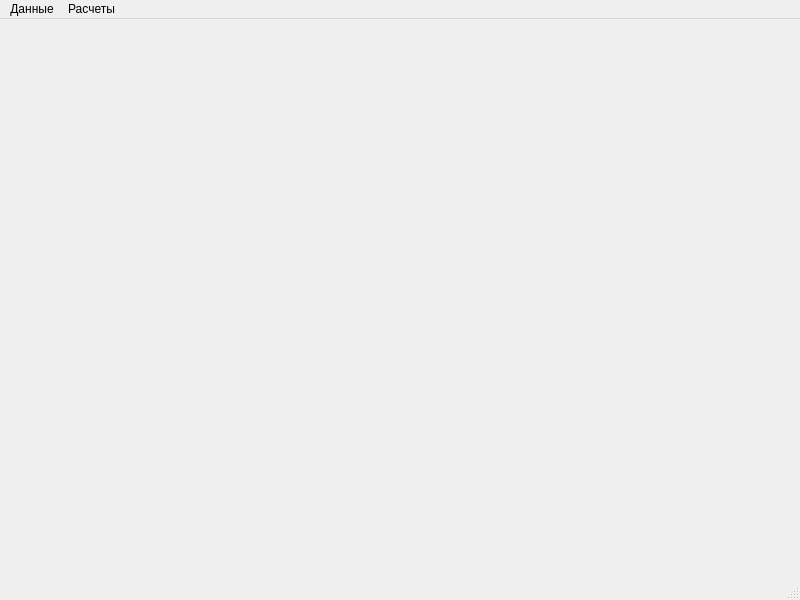
Qt form forms/mainform.ui (alpenovDcode/Beam-Image) before a commit.
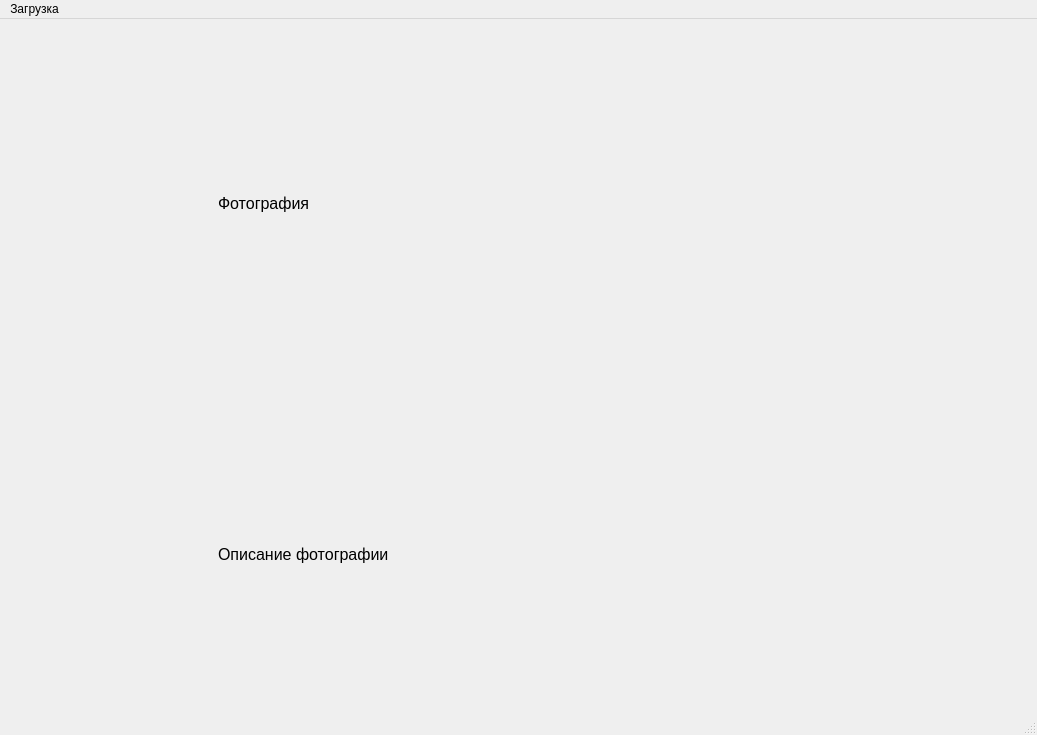
The same form after that commit.

```diff
--- a/forms/mainform.ui
+++ b/forms/mainform.ui
@@ -6,17 +6,76 @@
    <rect>
     <x>0</x>
     <y>0</y>
-    <width>800</width>
-    <height>600</height>
+    <width>1037</width>
+    <height>660</height>
    </rect>
   </property>
   <property name="windowTitle">
    <string>MainWindow</string>
   </property>
   <widget class="QWidget" name="centralwidget">
-   <layout class="QHBoxLayout" name="horizontalLayout_2">
-    <item>
-     <layout class="QHBoxLayout" name="horizontalLayout"/>
+   <layout class="QGridLayout" name="gridLayout">
+    <item row="0" column="0">
+     <layout class="QVBoxLayout" name="verticalLayout">
+      <item alignment="Qt::AlignHCenter">
+       <widget class="QLabel" name="Photo">
+        <property name="minimumSize">
+         <size>
+          <width>600</width>
+          <height>350</height>
+         </size>
+        </property>
+        <property name="maximumSize">
+         <size>
+          <width>500</width>
+          <height>400</height>
+         </size>
+        </property>
+        <property name="font">
+         <font>
+          <pointsize>12</pointsize>
+         </font>
+        </property>
+        <property name="text">
+         <string>Фотография </string>
+        </property>
+       </widget>
+      </item>
+      <item>
+       <spacer name="verticalSpacer">
+        <property name="orientation">
+         <enum>Qt::Vertical</enum>
+        </property>
+        <property name="sizeType">
+         <enum>QSizePolicy::Minimum</enum>
+        </property>
+        <property name="sizeHint" stdset="0">
+         <size>
+          <width>20</width>
+          <height>20</height>
+         </size>
+        </property>
+       </spacer>
+      </item>
+      <item alignment="Qt::AlignHCenter">
+       <widget class="QLabel" name="description">
+        <property name="minimumSize">
+         <size>
+          <width>600</width>
+          <height>300</height>
+         </size>
+        </property>
+        <property name="font">
+         <font>
+          <pointsize>12</pointsize>
+         </font>
+        </property>
+        <property name="text">
+         <string>Описание фотографии</string>
+        </property>
+       </widget>
+      </item>
+     </layout>
     </item>
    </layout>
   </widget>
@@ -25,24 +84,17 @@
     <rect>
      <x>0</x>
      <y>0</y>
-     <width>800</width>
+     <width>1037</width>
      <height>21</height>
     </rect>
    </property>
-   <widget class="QMenu" name="data_menu">
+   <widget class="QMenu" name="menu">
     <property name="title">
-     <string>Данные</string>
+     <string>Загрузка</string>
     </property>
     <addaction name="take_data"/>
    </widget>
-   <widget class="QMenu" name="calc_menu">
-    <property name="title">
-     <string>Расчеты</string>
-    </property>
-    <addaction name="calc_action"/>
-   </widget>
-   <addaction name="data_menu"/>
-   <addaction name="calc_menu"/>
+   <addaction name="menu"/>
   </widget>
   <widget class="QStatusBar" name="statusbar"/>
   <action name="action_new_project">
```
Left out of the diff: 71 changed lines with no effect on the pictures.
